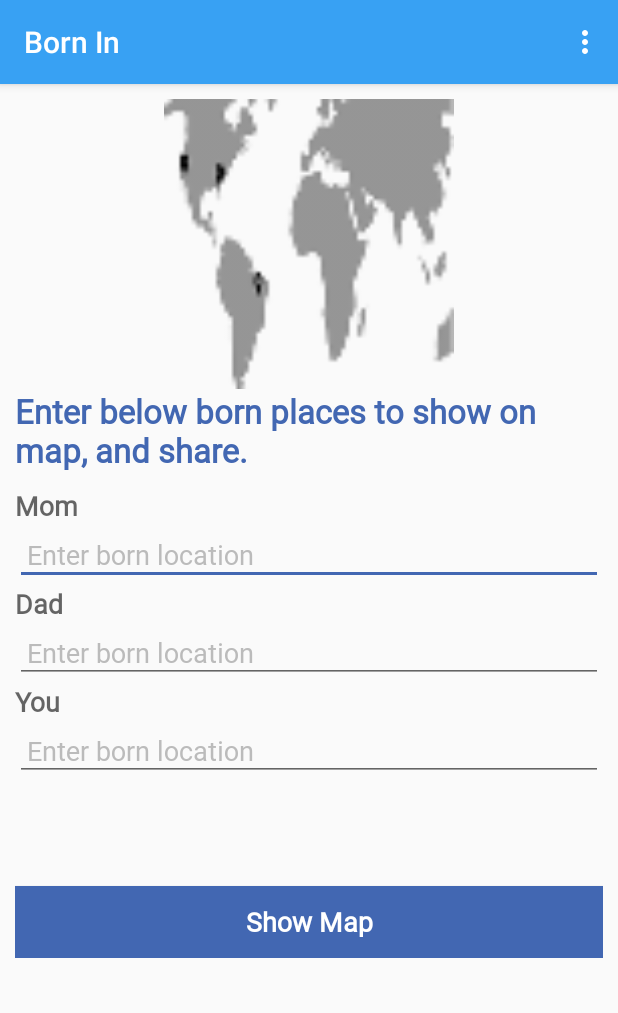
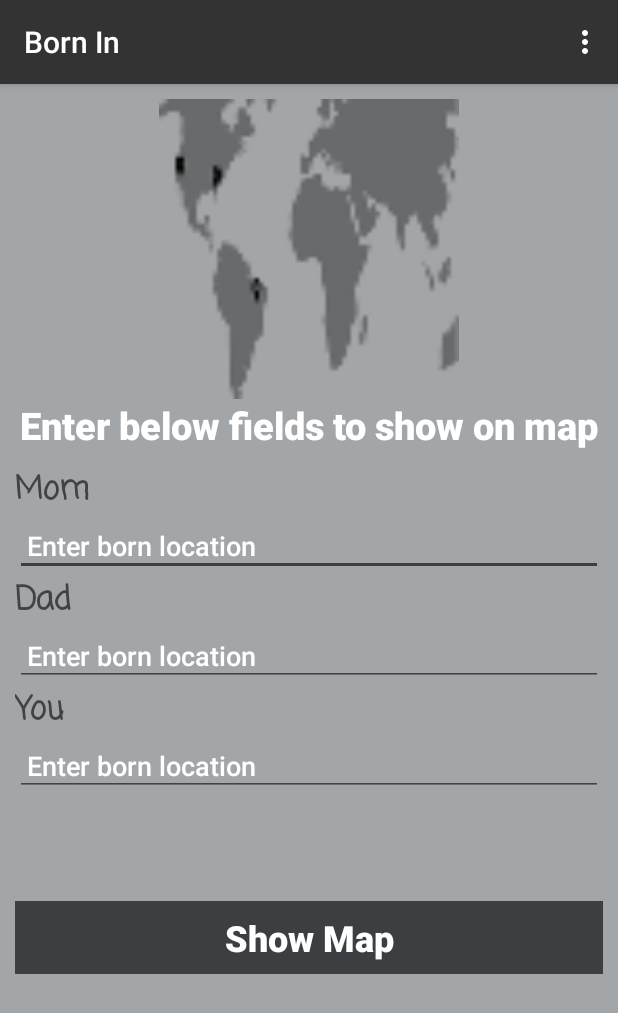
Before and after one commit to AndreSand/BornInApp, an Android app: the screen it shows after launch (MainActivity), on a phone screen of 412 x 824 dp. Shown: the top 1013 px of the screen. Run offline under Robolectric (Android 15) with nearby library versions, the phone set to English and light mode, and no system bars.

Commit message:
Release 1.60 Adding dark mode

```diff
--- a/app/build.gradle
+++ b/app/build.gradle
@@ -31,8 +31,8 @@ android {
         applicationId "com.bornin.androidapp"
         minSdkVersion 21
         targetSdkVersion 28
-        versionCode 59
-        versionName "1.59"
+        versionCode 60
+        versionName "1.60"
         testInstrumentationRunner "android.support.test.runner.AndroidJUnitRunner"
     }
     signingConfigs {
--- a/app/src/main/res/layout/activity_main.xml
+++ b/app/src/main/res/layout/activity_main.xml
@@ -5,7 +5,10 @@
         xmlns:tools="http://schemas.android.com/tools"
         android:layout_width="match_parent"
         android:layout_height="match_parent"
-        tools:context=".MainActivity">
+        tools:context=".MainActivity"
+        android:background="#A3A6A8">
+<!--        android:background="#A1A4A6">-->
+<!--        android:background="#3C3F41">-->
 
     <android.support.design.widget.AppBarLayout
             android:layout_height="wrap_content"
--- a/app/src/main/res/layout/content_main.xml
+++ b/app/src/main/res/layout/content_main.xml
@@ -23,16 +23,19 @@
 
         <ImageView
                 android:layout_width="match_parent"
-                android:layout_height="193dp" app:srcCompat="@mipmap/ic_launcher" android:id="@+id/imageView"
+                android:layout_height="200dp"
+                app:srcCompat="@mipmap/ic_launcher"
+                android:id="@+id/imageView"
         />
 
         <TextView
-                android:text="Enter below born places to show on map, and share."
+                android:text="Enter below fields to show on map"
                 android:textAppearance="?android:attr/textAppearanceLarge"
                 android:layout_width="match_parent"
                 android:layout_height="wrap_content"
-                android:id="@+id/textView" android:fontFamily="@font/roboto_mono_light_italic"
-                android:textColor="@color/colorPrimaryDark" android:textStyle="bold"/>
+                android:id="@+id/textView" android:fontFamily="sans-serif-medium"
+                android:textColor="#ffffff" android:textStyle="bold" android:textAlignment="center"
+                android:textSize="25sp"/>
         <TextView
                 android:layout_marginTop="10dp"
                 android:id="@+id/textView1"
@@ -40,7 +43,7 @@
                 android:layout_height="wrap_content"
                 android:text="Mom"
                 android:textAppearance="?android:attr/textAppearanceMedium"
-                android:fontFamily="@font/roboto_mono_light_italic" android:textStyle="bold"/>
+                android:fontFamily="casual" android:textStyle="bold" android:textSize="21sp"/>
 
 
         <EditText
@@ -53,7 +56,9 @@
                 android:maxLines="1"
                 android:padding="8dp"
                 android:hint="Enter born location"
-                android:textColorHint="#bbbbbb" android:fontFamily="@font/roboto_mono_light_italic"/>
+                android:textColorHint="#ffffff"
+                android:textColor="#ffffff"
+                android:fontFamily="sans-serif-medium"/>
 
         <TextView
                 android:id="@+id/textView2"
@@ -62,7 +67,7 @@
                 android:text="Dad"
                 android:textAlignment="center"
                 android:textAppearance="?android:attr/textAppearanceMedium"
-                android:fontFamily="@font/roboto_mono_light_italic" android:textStyle="bold"/>
+                android:fontFamily="casual" android:textStyle="bold" android:textSize="21sp"/>
 
         <EditText
                 android:layout_below="@+id/textView2"
@@ -75,7 +80,9 @@
                 android:maxLines="1"
                 android:padding="8dp"
                 android:hint="Enter born location"
-                android:textColorHint="#bbbbbb" android:fontFamily="@font/roboto_mono_light_italic"/>
+                android:textColorHint="#ffffff"
+                android:textColor="#ffffff"
+                android:fontFamily="sans-serif-medium"/>
 
         <TextView
                 android:id="@+id/textView3"
@@ -83,7 +90,7 @@
                 android:layout_height="wrap_content"
                 android:text="You"
                 android:textAppearance="?android:attr/textAppearanceMedium"
-                android:fontFamily="@font/roboto_mono_light_italic" android:textStyle="bold"/>
+                android:fontFamily="casual" android:textStyle="bold" android:textSize="21sp"/>
 
         <EditText
                 android:layout_below="@+id/textView3"
@@ -96,7 +103,9 @@
                 android:maxLines="1"
                 android:padding="8dp"
                 android:hint="Enter born location"
-                android:textColorHint="#bbbbbb" android:fontFamily="@font/roboto_mono_light_italic"/>
+                android:textColorHint="#ffffff"
+                android:textColor="#ffffff"
+                android:fontFamily="sans-serif-medium"/>
         <Button
                 android:id="@+id/btGoToMap"
                 android:layout_below="@+id/form_layout"
@@ -111,8 +120,8 @@
                 android:textAllCaps="false"
                 tools:layout_editor_absoluteX="0dp"
                 tools:layout_editor_absoluteY="0dp" android:gravity="center"
-                android:fontFamily="@font/roboto_mono_light_italic" android:textSize="18sp" android:textStyle="bold"
-                android:textAlignment="center"/>
+                android:fontFamily="sans-serif-medium" android:textSize="24sp"
+                android:textAlignment="center" android:textStyle="bold"/>
 
     </LinearLayout>
 </android.support.constraint.ConstraintLayout>
--- a/app/src/main/res/layout/content_maps.xml
+++ b/app/src/main/res/layout/content_maps.xml
@@ -31,9 +31,12 @@
             android:text="Share"
             android:gravity="center"
             android:textColor="#ffffff"
-            app:layout_constraintStart_toStartOf="parent" app:layout_constraintBottom_toBottomOf="parent"
-            app:layout_constraintEnd_toEndOf="parent" android:layout_marginBottom="43dp"
-            android:fontFamily="@font/roboto_mono_light_italic" android:textSize="18sp"
+            android:fontFamily="sans-serif-medium"
+            app:layout_constraintStart_toStartOf="parent"
+            app:layout_constraintBottom_toBottomOf="parent"
+            app:layout_constraintEnd_toEndOf="parent"
+            android:layout_marginBottom="43dp"
+            android:textSize="24sp"
     />
 
 </android.support.constraint.ConstraintLayout>
--- a/app/src/main/res/values/colors.xml
+++ b/app/src/main/res/values/colors.xml
@@ -1,6 +1,6 @@
 <?xml version="1.0" encoding="utf-8"?>
 <resources>
-    <color name="colorPrimary">#38A1F3</color>
-    <color name="colorPrimaryDark">#4267b2</color>
-    <color name="colorAccent">#4267b2</color>
+    <color name="colorPrimary">#333333</color>
+    <color name="colorPrimaryDark">#3C3F41</color>
+    <color name="colorAccent">#3C3F41</color>
 </resources>
```
